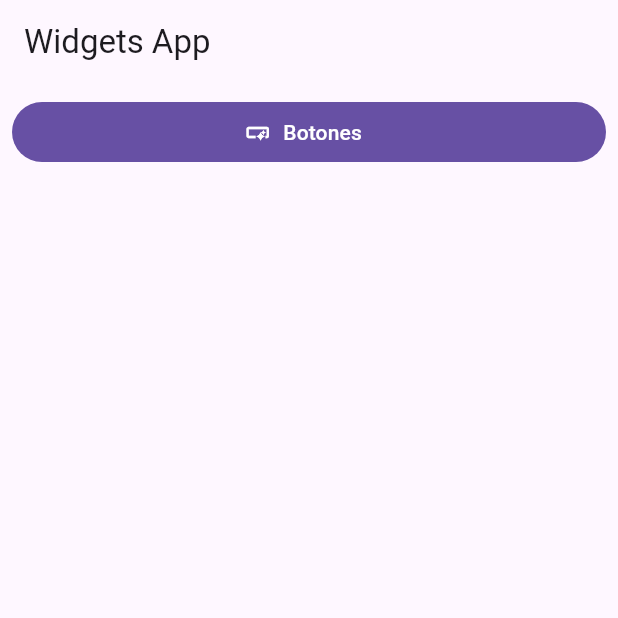
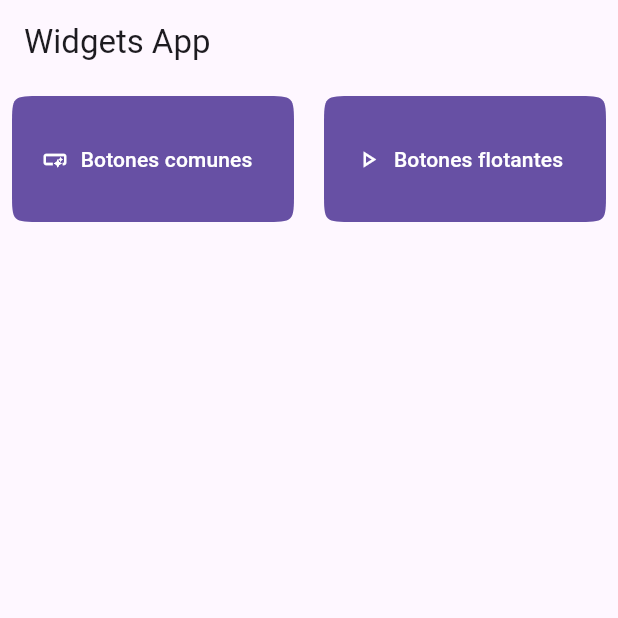
Before and after one commit to jaimetellezb/flutter_widgets_app, a Flutter app: the screen it shows after launch, on a phone screen of 412 x 824 dp, the top half of it. Run offline on Flutter 3.47's test engine with Material 3 defaults, Android fonts, the phone set to English and light mode, and no system bars; our stand-ins replace go_router.

Commit message:
Add floatingActionButton and IconButton

```diff
--- a/lib/configs/router/app_router.dart
+++ b/lib/configs/router/app_router.dart
@@ -1,5 +1,4 @@
-import 'package:flutter_widgets_app/configs/constants/constants.dart'
-    as constants;
+import 'package:flutter_widgets_app/configs/configs.dart';
 import 'package:flutter_widgets_app/screens/screens.dart';
 import 'package:go_router/go_router.dart';
 
@@ -7,14 +6,24 @@ final appRouter = GoRouter(
   initialLocation: '/',
   routes: [
     GoRoute(
-      name: 'home-screen',
-      path: '/',
+      name: RouteProperties.homeScreen.name,
+      path: RouteProperties.homeScreen.path,
       builder: (context, state) => const HomeScreen(),
       routes: [
         GoRoute(
-          name: constants.buttonScreen,
-          path: 'buttons',
+          name: RouteProperties.buttonScreen.name,
+          path: RouteProperties.buttonScreen.path,
           builder: (context, state) => const ButtonScreen(),
+        ),
+        GoRoute(
+          name: RouteProperties.floatingButtonScreen.name,
+          path: RouteProperties.floatingButtonScreen.path,
+          builder: (context, state) => const FloatingButtonScreen(),
+        ),
+        GoRoute(
+          name: RouteProperties.iconButtonScreen.name,
+          path: RouteProperties.iconButtonScreen.path,
+          builder: (context, state) => const IconButtonScreen(),
         ),
       ],
     ),
--- a/lib/configs/wigdet_category.dart
+++ b/lib/configs/wigdet_category.dart
@@ -1,4 +1,5 @@
 import 'package:flutter/material.dart' show Icons, IconData;
+import 'package:flutter_widgets_app/configs/configs.dart';
 
 class WidgetCategory {
   final String title;
@@ -12,10 +13,20 @@ class WidgetCategory {
   });
 }
 
-const categoryList = <WidgetCategory>[
+final categoryList = <WidgetCategory>[
   WidgetCategory(
-    title: 'Botones',
-    path: '/buttons',
+    title: RouteProperties.buttonScreen.label,
+    path: RouteProperties.buttonScreen.path,
     icon: Icons.smart_button_outlined,
   ),
+  WidgetCategory(
+    title: RouteProperties.floatingButtonScreen.label,
+    path: RouteProperties.floatingButtonScreen.path,
+    icon: Icons.play_arrow_outlined,
+  ),
+  // WidgetCategory(
+  //   title: RouteProperties.iconButtonScreen.label,
+  //   path: RouteProperties.iconButtonScreen.path,
+  //   icon: Icons.arrow_circle_right_outlined,
+  // ),
 ];
--- a/lib/screens/home_screen.dart
+++ b/lib/screens/home_screen.dart
@@ -11,16 +11,30 @@ class HomeScreen extends StatelessWidget {
       appBar: AppBar(
         title: const Text('Widgets App'),
       ),
-      body: ListView.builder(
+      body: GridView.builder(
         itemCount: categoryList.length,
+        gridDelegate: const SliverGridDelegateWithFixedCrossAxisCount(
+          crossAxisCount: 2,
+          crossAxisSpacing: 4,
+          mainAxisSpacing: 4,
+          mainAxisExtent: 100,
+        ),
         itemBuilder: (context, index) {
           final category = categoryList[index];
-
           return Padding(
             padding: const EdgeInsets.all(8.0),
             child: FilledButton.icon(
+              style: const ButtonStyle(
+                shape: WidgetStatePropertyAll(
+                  ContinuousRectangleBorder(
+                    borderRadius: BorderRadius.all(
+                      Radius.circular(20),
+                    ),
+                  ),
+                ),
+              ),
               onPressed: () {
-                context.go(category.path);
+                context.go('/${category.path}');
               },
               icon: Icon(category.icon),
               label: Text(category.title),
@@ -28,6 +42,24 @@ class HomeScreen extends StatelessWidget {
           );
         },
       ),
+
+      // ListView.builder(
+      //   itemCount: categoryList.length,
+      //   itemBuilder: (context, index) {
+      //     final category = categoryList[index];
+
+      //     return Padding(
+      //       padding: const EdgeInsets.all(8.0),
+      //       child: FilledButton.icon(
+      //         onPressed: () {
+      //           context.go('/${category.path}');
+      //         },
+      //         icon: Icon(category.icon),
+      //         label: Text(category.title),
+      //       ),
+      //     );
+      //   },
+      // ),
     );
   }
 }
--- a/lib/screens/screens.dart
+++ b/lib/screens/screens.dart
@@ -1,2 +1,4 @@
 export 'button_screen.dart';
+export 'floating_button_screen.dart';
 export 'home_screen.dart';
+export 'icon_button_screen.dart';
```
Also changed, not shown: lib/configs/constants/constants.dart (+29 -7 lines), lib/screens/button_screen.dart (+2 -56 lines), lib/screens/floating_button_screen.dart (added, +146 -0 lines), lib/screens/icon_button_screen.dart (added, +135 -0 lines), lib/widgets/widgets.dart (+5 -5 lines), lib/widgets/common/elevated_buttons.dart (renamed from lib/widgets/elevated_buttons.dart), lib/widgets/common/filled_buttons.dart (renamed from lib/widgets/filled_buttons.dart), lib/widgets/common/filled_tonal_buttons.dart (renamed from lib/widgets/filled_tonal_buttons.dart), lib/widgets/common/outlined_buttons.dart (renamed from lib/widgets/outlined_buttons.dart), lib/widgets/common/text_buttons.dart (renamed from lib/widgets/text_buttons.dart).
